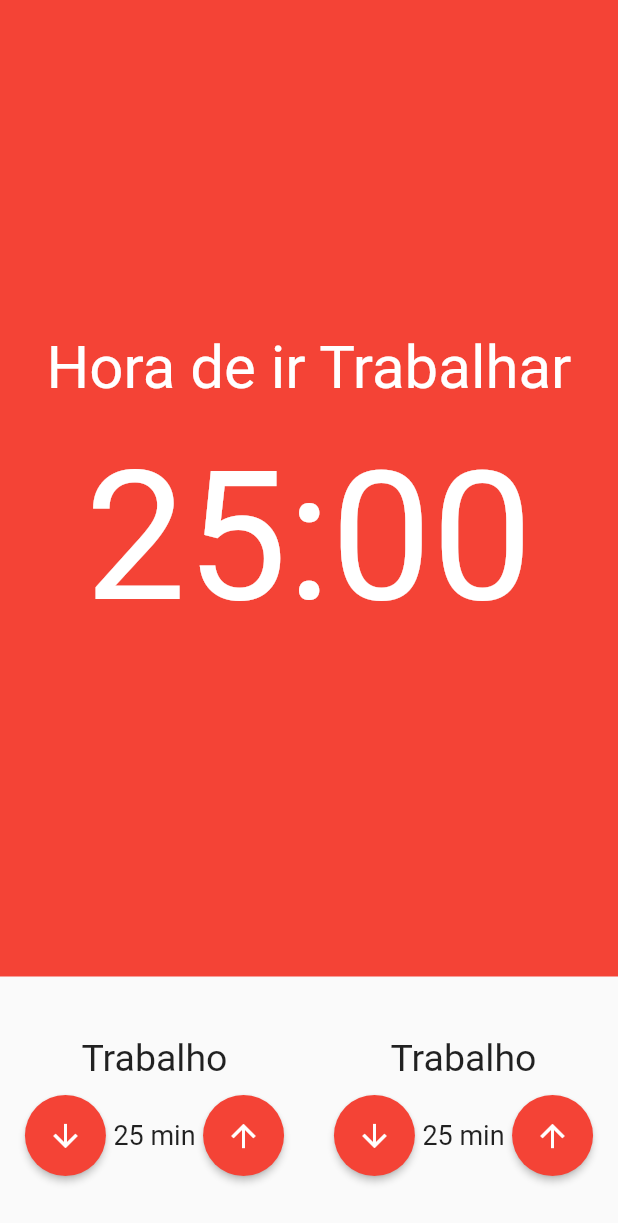
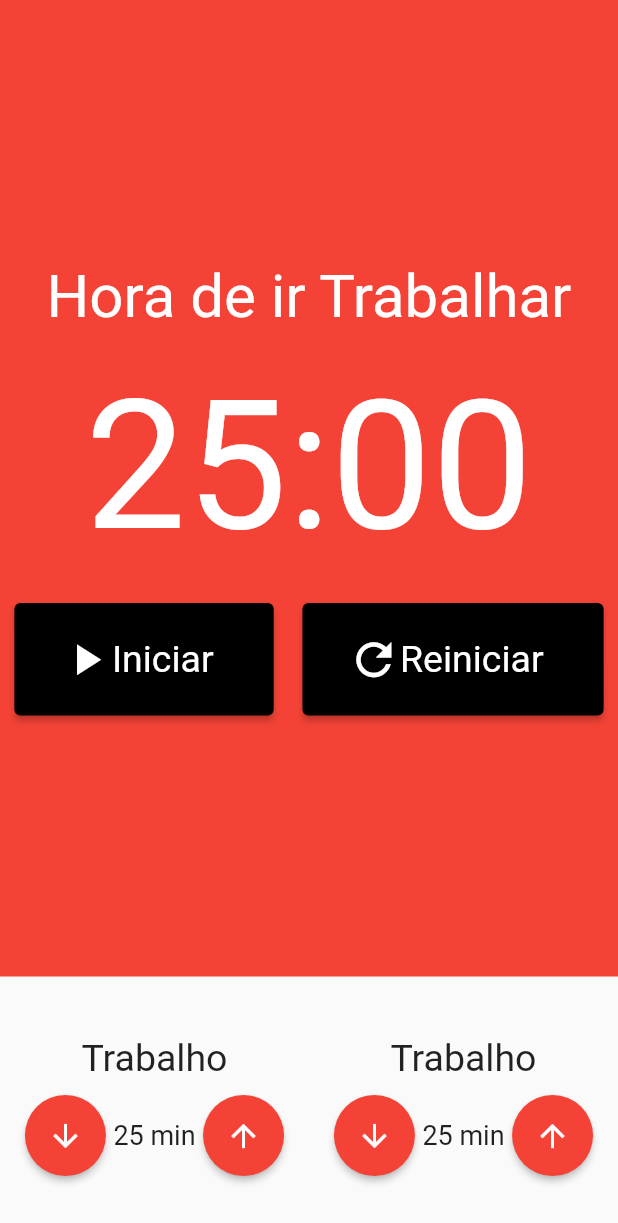
Before and after one commit to KaueSena01/Pomodoro, a Flutter app: the screen it shows after launch, on a phone screen of 412 x 824 dp. Shown: the top 1223 px of the screen. Run offline on Flutter 3.47's test engine with Material 2 defaults, Android fonts, the phone set to English and light mode, and no system bars; our stand-ins replace mobx; generated files the repository leaves out were written again.

Commit message:
stopwatch button

```diff
--- a/lib/components/stopwatch.dart
+++ b/lib/components/stopwatch.dart
@@ -1,4 +1,5 @@
 import 'package:flutter/material.dart';
+import 'package:pomodoro/components/stopwatch_button.dart';
 
 class StopWatch extends StatelessWidget {
   const StopWatch({ Key? key }) : super(key: key);
@@ -19,6 +20,15 @@ class StopWatch extends StatelessWidget {
           Text(
             "25:00",
             style: TextStyle(fontSize: 120, color: Colors.white),
+          ),
+          SizedBox(height: 20),
+          Row(
+            mainAxisAlignment: MainAxisAlignment.spaceAround,
+            children: [
+              StopWatchButton(text: "Iniciar", icon: Icons.play_arrow),
+              // StopWatchButton(text: "Parar", icon: Icons.stop),
+              StopWatchButton(text: "Reiniciar", icon: Icons.refresh)
+            ],
           )
         ],
       ),
--- /dev/null
+++ b/lib/components/stopwatch_button.dart
@@ -0,0 +1,38 @@
+import 'package:flutter/material.dart';
+
+class StopWatchButton extends StatelessWidget {
+  const StopWatchButton({
+    Key? key,
+    required this.text,
+    required this.icon
+    }) : super(key: key);
+
+    final String text;
+    final IconData icon;
+
+  @override
+  Widget build(BuildContext context) {
+    return ElevatedButton(
+      style: ElevatedButton.styleFrom(
+        primary: Colors.black,
+        padding: EdgeInsets.symmetric(horizontal: 30, vertical: 20),
+        textStyle: TextStyle(
+          fontSize: 25
+        )
+      ),
+      child: Row(
+        children: [
+          Icon(
+            icon,
+            size: 35,
+          ),
+          Padding(
+            padding: const EdgeInsets.only(right: 10.0),
+            child: Text(text),
+          )
+        ],
+      ),
+      onPressed: () {},
+    );
+  }
+}
```
